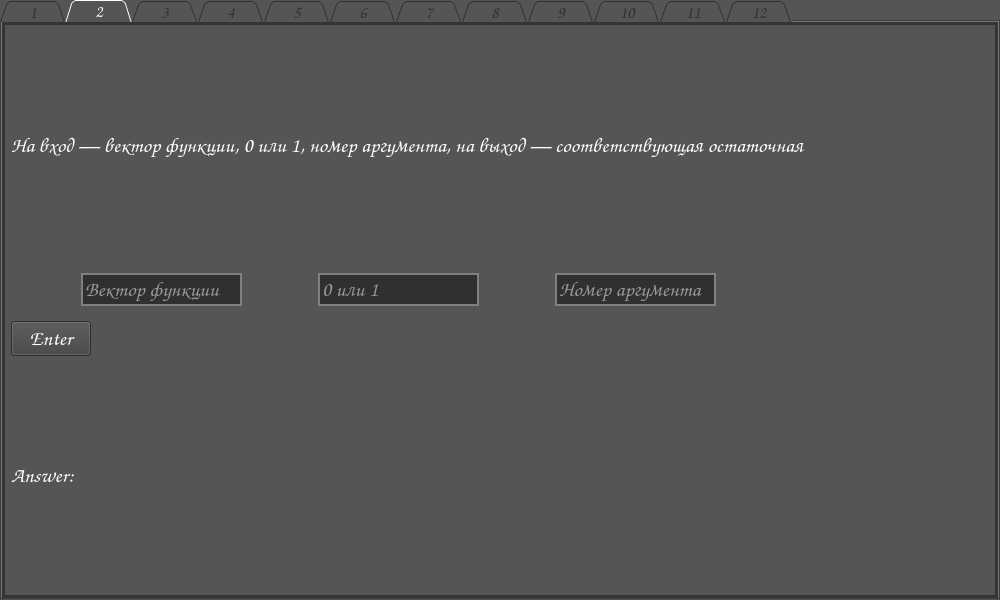
First picture: the form in app/design.ui, repository Kirill-j/AppBF, before the edit.
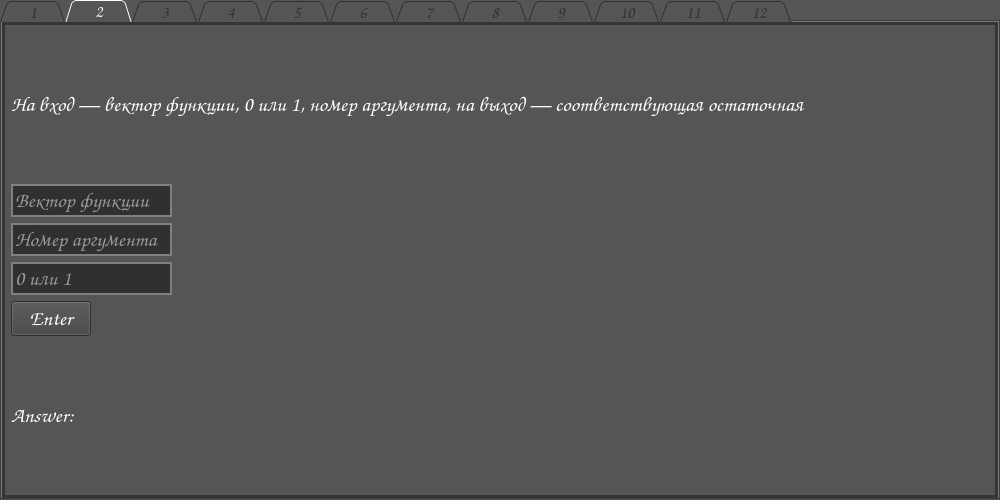
Second picture: the form after the edit. The open tabs and pages were chosen to show the change.

What changed in the file:
```diff
--- a/app/design.ui
+++ b/app/design.ui
@@ -7,7 +7,7 @@
     <x>0</x>
     <y>0</y>
     <width>1000</width>
-    <height>600</height>
+    <height>500</height>
    </rect>
   </property>
   <property name="windowTitle">
@@ -52,7 +52,7 @@
 	qproperty-sizePolicy: [Expanding, Expanding, 0, 0];
 }
 
-#answer_4 {
+#answer_4, #label_function_4 {
 	font-size: 30pt
 }</string>
   </property>
@@ -131,69 +131,32 @@
      </widget>
     </item>
     <item>
-     <layout class="QHBoxLayout" name="horizontalLayout">
-      <item>
+     <layout class="QVBoxLayout" name="verticalLayout_5">
+      <item alignment="Qt::AlignmentFlag::AlignLeft">
        <widget class="QLineEdit" name="input_text_2_1">
-        <property name="sizePolicy">
-         <sizepolicy hsizetype="Maximum" vsizetype="Fixed">
-          <horstretch>0</horstretch>
-          <verstretch>0</verstretch>
-         </sizepolicy>
-        </property>
         <property name="placeholderText">
          <string>Вектор функции</string>
         </property>
        </widget>
       </item>
-      <item>
+      <item alignment="Qt::AlignmentFlag::AlignLeft">
+       <widget class="QLineEdit" name="input_text_2_3">
+        <property name="placeholderText">
+         <string>Номер аргумента</string>
+        </property>
+       </widget>
+      </item>
+      <item alignment="Qt::AlignmentFlag::AlignLeft">
        <widget class="QLineEdit" name="input_text_2_2">
-        <property name="sizePolicy">
-         <sizepolicy hsizetype="Maximum" vsizetype="Fixed">
-          <horstretch>0</horstretch>
-          <verstretch>0</verstretch>
-         </sizepolicy>
-        </property>
         <property name="placeholderText">
          <string>0 или 1</string>
         </property>
        </widget>
       </item>
-      <item>
-       <widget class="QLineEdit" name="input_text_2_3">
-        <property name="sizePolicy">
-         <sizepolicy hsizetype="Maximum" vsizetype="Fixed">
-          <horstretch>0</horstretch>
-          <verstretch>0</verstretch>
-         </sizepolicy>
-        </property>
-        <property name="placeholderText">
-         <string>Номер аргумента</string>
-        </property>
-       </widget>
-      </item>
-      <item>
-       <spacer name="verticalSpacer">
-        <property name="sizeType">
-         <enum>QSizePolicy::Fixed</enum>
-        </property>
-        <property name="sizeHint" stdset="0">
-         <size>
-          <width>200</width>
-          <height>50</height>
-         </size>
-        </property>
-       </spacer>
-      </item>
      </layout>
     </item>
-    <item>
+    <item alignment="Qt::AlignmentFlag::AlignLeft">
      <widget class="QPushButton" name="button_enter_2">
-      <property name="sizePolicy">
-       <sizepolicy hsizetype="Maximum" vsizetype="Fixed">
-        <horstretch>0</horstretch>
-        <verstretch>0</verstretch>
-       </sizepolicy>
-      </property>
       <property name="text">
        <string>Enter</string>
       </property>
@@ -204,6 +167,9 @@
       <property name="text">
        <string>Answer: </string>
       </property>
+      <property name="wordWrap">
+       <bool>true</bool>
+      </property>
      </widget>
     </item>
    </layout>
@@ -351,14 +317,7 @@
      </layout>
     </item>
     <item>
-     <widget class="QLabel" name="label_function_4">
-      <property name="text">
-       <string/>
-      </property>
-     </widget>
-    </item>
-    <item>
-     <layout class="QHBoxLayout" name="horizontalLayout_6">
+     <layout class="QHBoxLayout" name="horizontalLayout">
       <item>
        <widget class="QPushButton" name="btn_ans_4_1">
         <property name="text">
@@ -491,7 +450,7 @@
    <attribute name="title">
     <string>5</string>
    </attribute>
-   <layout class="QVBoxLayout" name="verticalLayout_5">
+   <layout class="QVBoxLayout" name="verticalLayout_11">
     <item>
      <widget class="QPushButton" name="button_enter_5">
       <property name="text">
```
Left out of the diff: 252 changed lines with no effect on the pictures.
